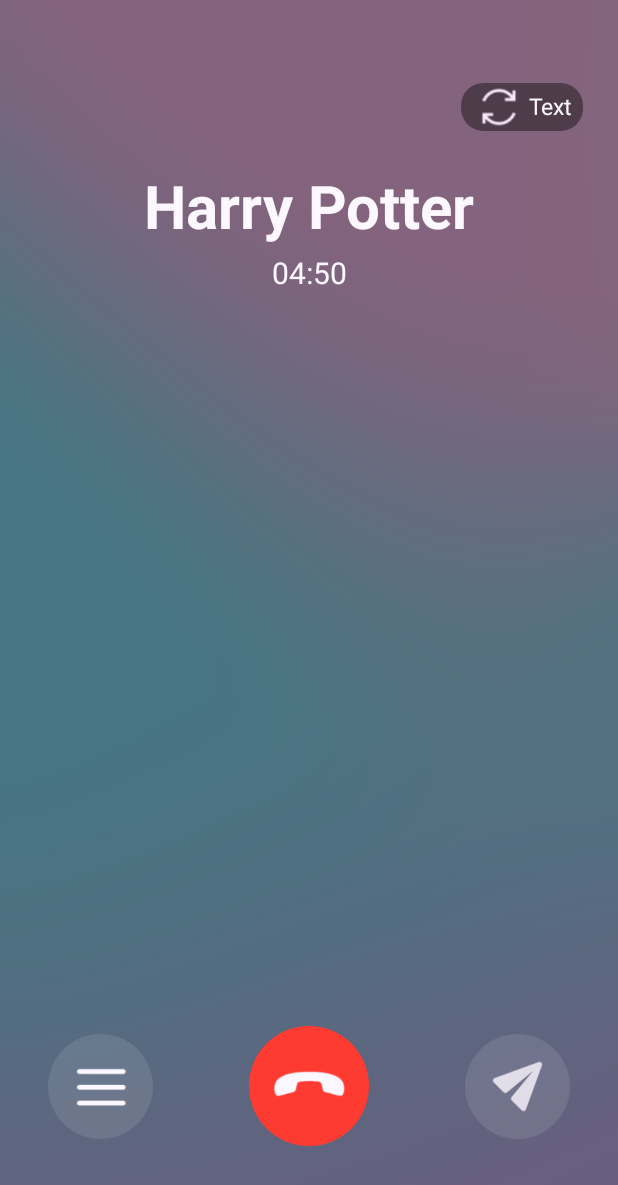
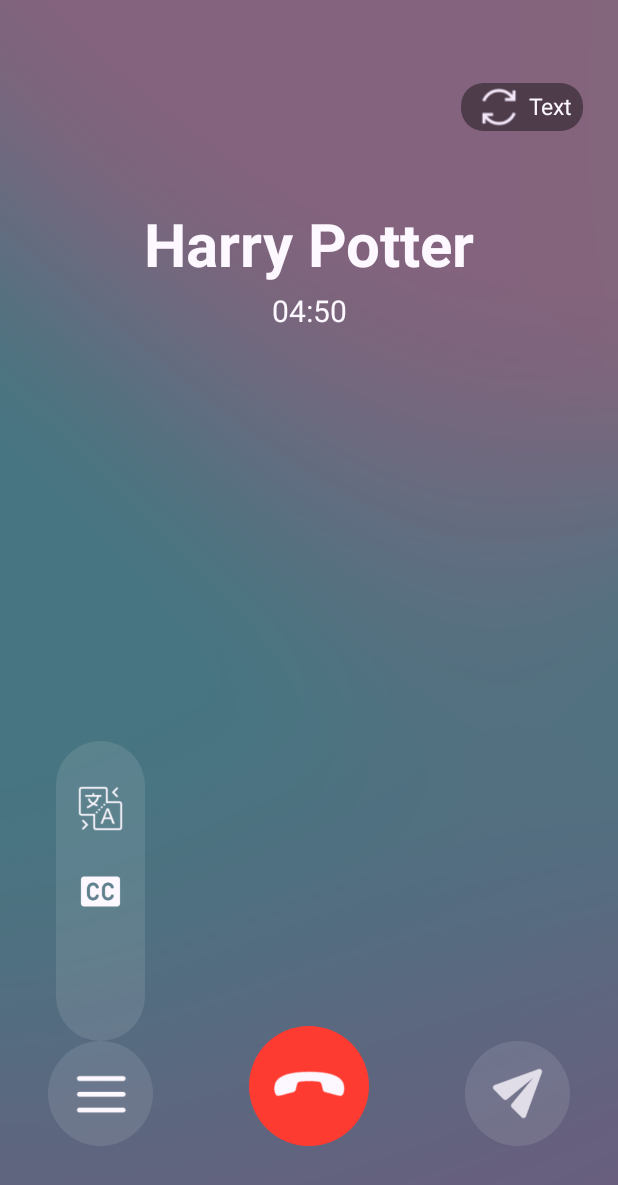
Before and after one commit to Guminsung/lipIt, an Android app built with Jetpack Compose: the composable OnCallScreen shown on its own in the app's theme, after a tap on "메뉴", on a phone screen of 412 x 824 dp. Shown: the top 1185 px of the screen. Run offline under Robolectric (Android 15) with nearby library versions, the phone set to English and light mode, and no system bars; Roboto replaces fonts that are not available here.

Commit message:
feat: Call - 메뉴 클릭 이벤트 발생 시 생성되는 슬라이딩 버튼 UI 구현

```diff
--- a/lipit_app/app/src/main/java/com/ssafy/lipit_app/ui/screens/call/OnCallScreen.kt
+++ b/lipit_app/app/src/main/java/com/ssafy/lipit_app/ui/screens/call/OnCallScreen.kt
@@ -1,5 +1,6 @@
 package com.ssafy.lipit_app.ui.screens.call
 
+import androidx.compose.animation.AnimatedVisibility
 import androidx.compose.foundation.Image
 import androidx.compose.foundation.background
 import androidx.compose.foundation.clickable
@@ -18,6 +19,10 @@ import androidx.compose.foundation.shape.RoundedCornerShape
 import androidx.compose.material.Icon
 import androidx.compose.material.Text
 import androidx.compose.runtime.Composable
+import androidx.compose.runtime.getValue
+import androidx.compose.runtime.mutableStateOf
+import androidx.compose.runtime.remember
+import androidx.compose.runtime.setValue
 import androidx.compose.ui.Alignment
 import androidx.compose.ui.Modifier
 import androidx.compose.ui.draw.clip
@@ -32,11 +37,13 @@ import androidx.compose.ui.unit.dp
 import androidx.compose.ui.unit.sp
 import com.ssafy.lipit_app.R
 
+
 @Composable
 fun OnCallScreen(
     state: OnCallState,
     onIntent: (OnCallIntent) -> Unit
 ) {
+
     Box(
         modifier = Modifier
             .fillMaxWidth(),
@@ -89,13 +96,60 @@ fun OnCallScreen(
 // 하단 버튼 모음
 @Composable
 fun CallActionButtons() {
+    // 메뉴 버튼 펼침 여부
+    var isMenuExpanded by remember{ mutableStateOf(false) }
+
     Row(
         modifier = Modifier
             .padding(bottom = 60.dp)
             .fillMaxWidth(),
-        verticalAlignment = Alignment.CenterVertically,
+        verticalAlignment = Alignment.Bottom,
         horizontalArrangement = Arrangement.SpaceAround, // 양쪽 끝 정렬
     ) {
+        Column(
+            horizontalAlignment = Alignment.CenterHorizontally,
+            verticalArrangement = Arrangement.Bottom
+        ) {
+            // 메뉴 -> 번역 / 자막 버튼 나타내기 (애니메이션 올라오기)
+            AnimatedVisibility(visible = isMenuExpanded){
+                Column(
+                    modifier = Modifier
+                        .width(70.dp)
+                        .height(200.dp)
+                        .padding(start = 5.dp, end = 5.dp)
+                        .background(
+                            color = Color(0x1AFDF8FF),
+                            shape = RoundedCornerShape(50.dp)
+                        ),
+                        //.offset(y = (-75).dp),
+                    horizontalAlignment = Alignment.CenterHorizontally
+                ) {
+                   Spacer(modifier = Modifier.height(30.dp))
+
+                    // 번역 버튼
+                    Icon(
+                        painterResource(id = R.drawable.oncall_off_translate_icon),
+                        contentDescription = "번역 켜기",
+                        modifier = Modifier
+                            .width(30.dp)
+                            .height(30.dp),
+                        tint = Color(0xFFFDF8FF)
+                    )
+
+                    Spacer(modifier = Modifier.height(25.dp))
+
+                    // 자막 버튼
+                    Icon(
+                        painterResource(id = R.drawable.oncall_on_subtitle_icon),
+                        contentDescription = "자막 켜기",
+                        modifier = Modifier
+                            .width(30.dp)
+                            .height(30.dp),
+                        tint = Color(0xFFFDF8FF)
+                    )
+                }
+            }
+
             // 메뉴
             Box(
                 modifier = Modifier
@@ -104,8 +158,8 @@ fun CallActionButtons() {
                     .clip(CircleShape)
                     .background(color = Color(0x1AFDF8FF))
                     .clickable {
-                    // todo: 자막 버튼 & 번역 버튼 출력
-
+                        // 자막 버튼 & 번역 버튼 출력
+                        isMenuExpanded = !isMenuExpanded
                     },
                 contentAlignment = Alignment.Center
             ) {
@@ -117,6 +171,8 @@ fun CallActionButtons() {
                         .height(62.dp),
                     tint = Color(0xFFFDF8FF)
                 )
+            }
+
         }
 
         // 통화 끊기
@@ -194,7 +250,7 @@ fun CallWithSubtitle() {
 fun InfoOfCall(voiceName: String, leftTime: String) {
     Column(
         modifier = Modifier
-            .padding(top = 60.dp)
+            .padding(top = 85.dp)
             .fillMaxWidth(),
         horizontalAlignment = Alignment.CenterHorizontally
     ) {
```
Also changed, not shown: lipit_app/app/src/main/res/drawable/oncall_off_subtitle_icon.png (added), lipit_app/app/src/main/res/drawable/oncall_off_translate_icon.png (added), lipit_app/app/src/main/res/drawable/oncall_on_subtitle_icon.png (added), lipit_app/app/src/main/res/drawable/oncall_on_translate_icon.png (added). Lines whose indentation alone changed are shown as unchanged.
